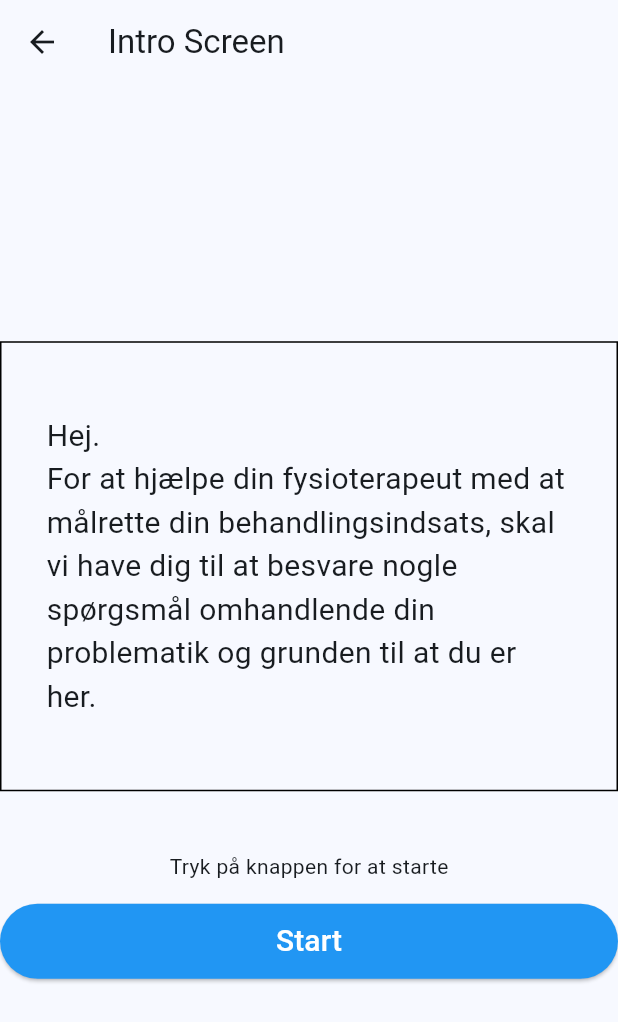
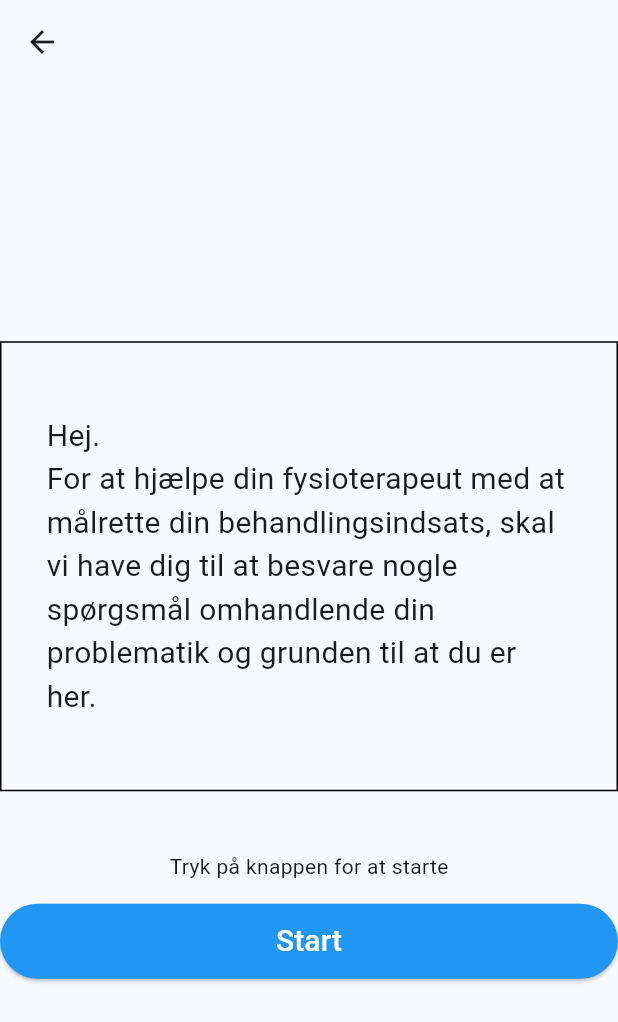
Before and after one commit to FieTengberg/self_anamnesis, a Flutter app: the screen it shows after launch, after a tap on "Log ind", on a phone screen of 412 x 824 dp. Shown: the top 1022 px of the screen. Run offline on Flutter 3.47's test engine with Material 3 defaults, Android fonts, the light colour scheme and no system bars; our stand-ins replace audioplayers, permission_handler; missing offline and left inert: flutter_sound.

```diff
--- a/lib/main.dart
+++ b/lib/main.dart
@@ -11,20 +11,18 @@ class MyApp extends StatelessWidget {
   @override
   Widget build(BuildContext context) {
     return MaterialApp(
-      title: 'Flutter Demo',
+      title: 'Self-anamnesis',
       theme: ThemeData(
         colorScheme: ColorScheme.fromSeed(seedColor: Colors.lightBlue),
         useMaterial3: true,
       ),
-      home: const LogInScreen(title: 'Self-anamnesis'),
+      home: const LogInScreen(),
     );
   }
 }
 
 class LogInScreen extends StatefulWidget {
-  const LogInScreen({Key? key, required this.title});
-
-  final String title;
+  const LogInScreen({Key? key});
 
   @override
   State<LogInScreen> createState() => _LogInScreenState();
@@ -36,22 +34,21 @@ class _LogInScreenState extends State<LogInScreen> {
     return Scaffold(
       appBar: AppBar(
         backgroundColor: Theme.of(context).colorScheme.inversePrimary,
-        title: Text(widget.title),
       ),
       body: Center(
         child: Container(
           width: 400.0,
           height: 300.0,
-          alignment: Alignment.bottomCenter, // Align content to the bottom
+          alignment: Alignment.bottomCenter,
           child: Column(
             children: [
               TextField(
                 decoration: InputDecoration(
-                  labelText: 'Indtast dit CPR nummer',
+                  labelText: 'Indtast dit navn',
                 ),
               ),
               const SizedBox(
-                  height: 30), // Adding space between TextField and Button
+                  height: 30),
               ElevatedButton(
                 onPressed: () async {
                   Navigator.push(
--- a/lib/screens/intro_screen.dart
+++ b/lib/screens/intro_screen.dart
@@ -9,7 +9,7 @@ class IntroScreen extends StatefulWidget {
 }
 
 class IntroScreenState extends State<IntroScreen> {
-  String text = ""; //for display
+  String text = ""; //for displaying question
   AudioPlayer audioPlayer = AudioPlayer();
 
   @override
@@ -32,7 +32,7 @@ class IntroScreenState extends State<IntroScreen> {
       });
     } catch (e) {
       setState(() {
-        // Set text to an empty string in case of error
+        // Message in case of error
         text = 'It does not work!';
       });
     }
@@ -42,14 +42,12 @@ class IntroScreenState extends State<IntroScreen> {
   Widget build(BuildContext context) {
     playAudio();
     return Scaffold(
-      appBar: AppBar(
-        title: Text('Intro Screen'),
-      ),
+      appBar: AppBar(),
       body: Center(
         child: Column(
           mainAxisAlignment: MainAxisAlignment.center,
           children: [
-            // Large square for text
+            // Large square containing intro text
             Container(
               width: 600,
               height: 300,
@@ -74,13 +72,12 @@ class IntroScreenState extends State<IntroScreen> {
             SizedBox(height: 40), // Spacer
 
             Center(
-              // Wrap the text with Center widget
+              // Wraping the intro text with Center widget
               child: Text(
                 'Tryk på knappen for at starte',
                 style: TextStyle(fontSize: 14),
               ),
             ),
-            // Pressable button
 
             SizedBox(height: 15), // Spacer
 
--- a/lib/screens/saveOrRepeat_screen.dart
+++ b/lib/screens/saveOrRepeat_screen.dart
@@ -10,9 +10,7 @@ class SaveOrRepeatScreen extends StatelessWidget {
   @override
   Widget build(BuildContext context) {
     return Scaffold(
-      appBar: AppBar(
-        title: Text('SaveOrRepeat Screen'),
-      ),
+      appBar: AppBar(),
       body: Center(
         child: Column(
           mainAxisAlignment: MainAxisAlignment.center,
@@ -82,7 +80,7 @@ class SaveOrRepeatScreen extends StatelessWidget {
                           children: [
                             InkWell(
                               onTap: () {
-                                // Make the text-to-speech request
+                                // Navigate to either next question or finish screen
                                 if (index == 2 - 1) {
                                   Navigator.push(
                                     context,
@@ -128,7 +126,7 @@ class SaveOrRepeatScreen extends StatelessWidget {
 
             SizedBox(height: 60), // Spacer
 
-            // Additional text
+            // Additional text at bottom
             Text(
               'Optagelsen af dit svar skal gemmes for at kunne komme videre til næste spørgsmål',
               style: TextStyle(
```
Also changed, not shown: lib/screens/anamnesisFinish_screen.dart (+9 -9 lines), lib/screens/recordAnswer_screen.dart (+15 -8 lines).
